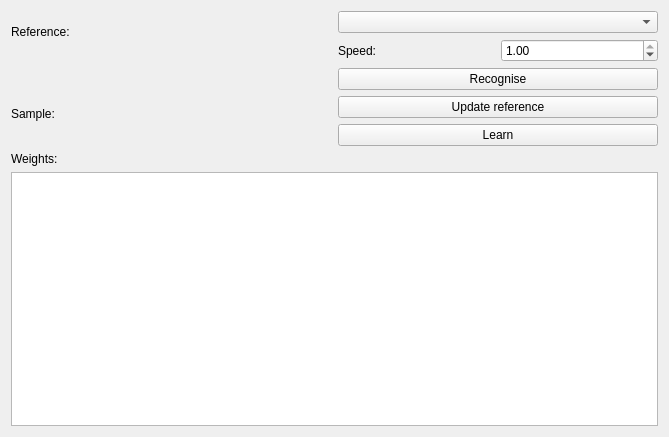
Qt form MainWindow.ui (dipili/image-recogniser) before a commit.
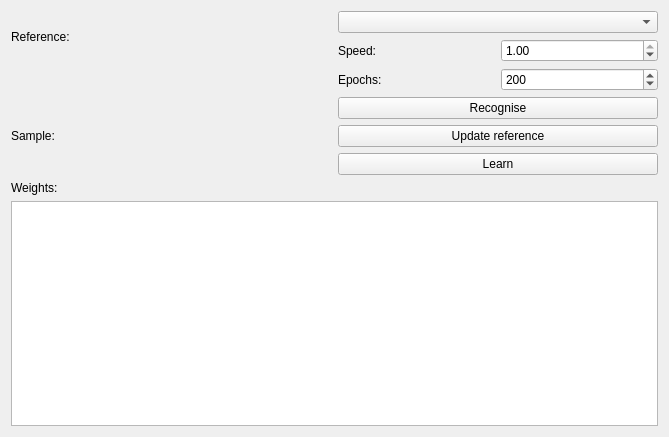
The same form after that commit. Custom widgets are drawn as their Qt base class.

What changed in the file:
```diff
--- a/MainWindow.ui
+++ b/MainWindow.ui
@@ -78,6 +78,27 @@
           </item>
          </layout>
         </item>
+        <item>
+         <layout class="QHBoxLayout" name="horizontalLayout_3">
+          <item>
+           <widget class="QLabel" name="label_5">
+            <property name="text">
+             <string>Epochs:</string>
+            </property>
+           </widget>
+          </item>
+          <item>
+           <widget class="QSpinBox" name="epochSpinBox">
+            <property name="maximum">
+             <number>10000</number>
+            </property>
+            <property name="value">
+             <number>200</number>
+            </property>
+           </widget>
+          </item>
+         </layout>
+        </item>
         <item>
          <widget class="QPushButton" name="recognisePushButton">
           <property name="text">
@@ -115,10 +136,10 @@
       <item>
        <widget class="QTableView" name="tableView">
         <attribute name="horizontalHeaderVisible">
-         <bool>false</bool>
+         <bool>true</bool>
         </attribute>
         <attribute name="verticalHeaderVisible">
-         <bool>false</bool>
+         <bool>true</bool>
         </attribute>
        </widget>
       </item>
```
